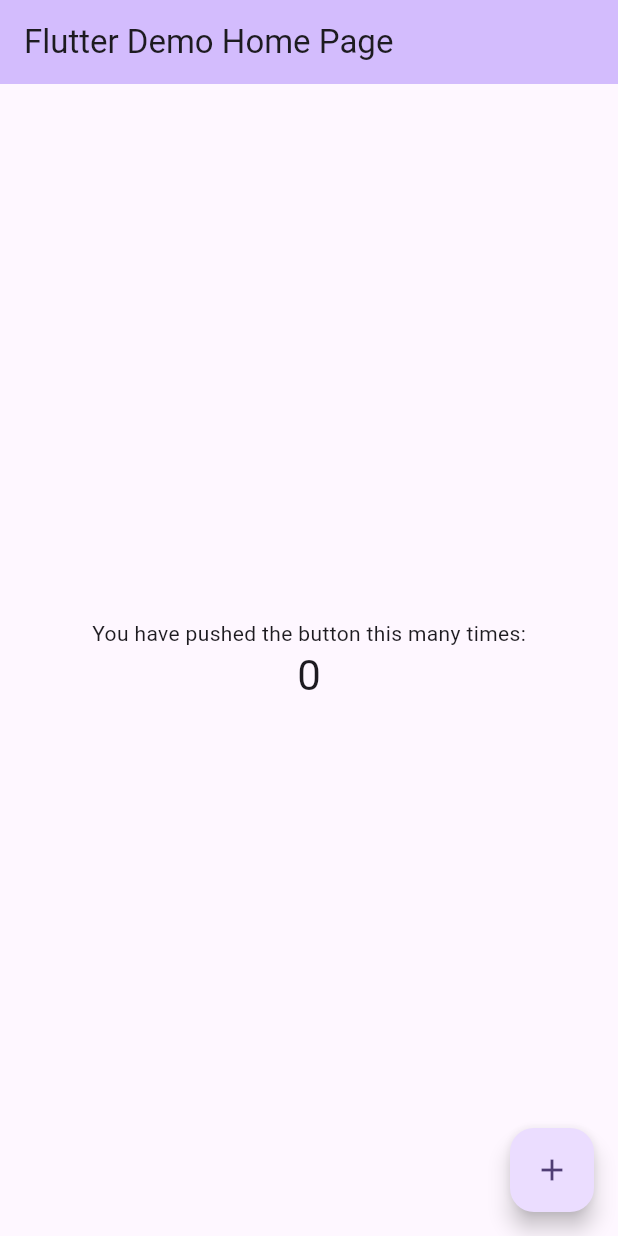
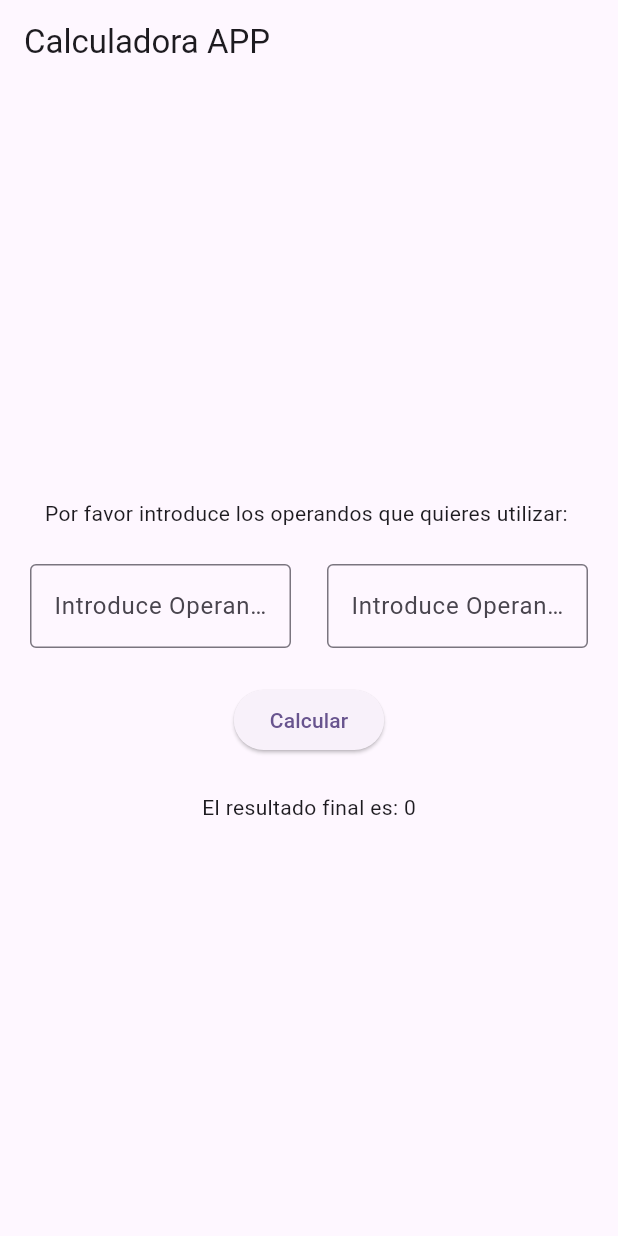
Before and after one commit to oliviatroitino/Flutter, a Flutter app: the screen it shows after launch, on a phone screen of 412 x 824 dp. Run offline on Flutter 3.47's test engine with Material 3 defaults, Android fonts, the phone set to English and light mode, and no system bars.

Commit message:
fin clase 28 Abril

```diff
--- a/lib/CalculadoraPage.dart
+++ b/lib/CalculadoraPage.dart
@@ -0,0 +1,72 @@
+// La clase que representa la pantalla de la calculadora
+
+import 'package:flutter/material.dart';
+
+class CalculadoraPage extends StatefulWidget {
+  @override
+  State<StatefulWidget> createState() {
+    return CalculadoraState();
+  }
+}
+
+class CalculadoraState extends State<CalculadoraPage> {
+  int resultado = 0;
+  TextEditingController controller1 = TextEditingController();
+  TextEditingController controller2 = TextEditingController();
+
+  @override
+  Widget build(BuildContext context) {
+    return Scaffold(
+      appBar: AppBar(title: Text("Calculadora APP")),
+      body: Container(
+        padding: EdgeInsets.all(20),
+        child: Center(
+          child: Column(
+            mainAxisAlignment: MainAxisAlignment.center,
+            crossAxisAlignment: CrossAxisAlignment.center,
+            children: [
+              Text("Por favor introduce los operandos que quieres utilizar: "),
+              Padding(padding: EdgeInsets.only(bottom: 24)),
+              Row(
+                mainAxisAlignment: MainAxisAlignment.center,
+                crossAxisAlignment: CrossAxisAlignment.center,
+                children: [
+                  Expanded(
+                    child: TextField(
+                      controller: controller1,
+                      decoration: InputDecoration(
+                        border: OutlineInputBorder(),
+                        labelText: "Introduce Operando 1",
+                      ),
+                    ),
+                  ),
+                  Padding(padding: EdgeInsets.only(left: 12.0, right: 12.0)),
+                  Expanded(
+                    child: TextField(
+                      controller: controller2,
+                      decoration: InputDecoration(
+                        border: OutlineInputBorder(),
+                        labelText: "Introduce Operando 2",
+                      ),
+                    ),
+                  ),
+                ],
+              ),
+              Padding(padding: EdgeInsets.only(bottom: 24)),
+              ElevatedButton(onPressed: () {
+                // Capturar los operandos
+                int operando1 = int.parse(controller1.text);
+                int operando2 = int.parse(controller2.text);
+                setState(() {
+                  resultado = operando1 + operando2;
+                });
+              }, child: Text('Calcular')),
+              Padding(padding: EdgeInsets.only(bottom: 24)),
+              Text("El resultado final es: $resultado")
+            ],
+          ),
+        ),
+      ),
+    );
+  }
+}
--- a/lib/main.dart
+++ b/lib/main.dart
@@ -1,4 +1,5 @@
 import 'package:flutter/material.dart';
+import 'package:flutterprojects/CalculadoraPage.dart';
 
 void main() {
   runApp(const MyApp()); // no se podría poner MyApp(12) porque {super.key} es nominal
@@ -16,7 +17,8 @@ class MyApp extends StatelessWidget {
       theme: ThemeData(
         colorScheme: ColorScheme.fromSeed(seedColor: Colors.deepPurple),
       ),
-      home: const MyHomePage(title: 'Flutter Demo Home Page'),
+      // home: const MyHomePage(title: 'Flutter Demo Home Page'),
+      home: CalculadoraPage()
     );
   }
 }
@@ -42,12 +44,13 @@ class _MyHomePageState extends State<MyHomePage> {
 
   @override
   Widget build(BuildContext context) {
-
-    return Scaffold(
+    return Scaffold( // Scaffold es la estructura general de la aplicación
+      /* En este caso:
+      * AppBar
+      * Body
+      * FAB */
       appBar: AppBar(
-
         backgroundColor: Theme.of(context).colorScheme.inversePrimary,
-
         title: Text(widget.title),
       ),
       body: Center(
@@ -58,7 +61,7 @@ class _MyHomePageState extends State<MyHomePage> {
           children: <Widget>[
             const Text('You have pushed the button this many times:'),
             Text(
-              '$_counter',
+              '$_counter', // posicional
               style: Theme.of(context).textTheme.headlineMedium,
             ),
           ],
```
